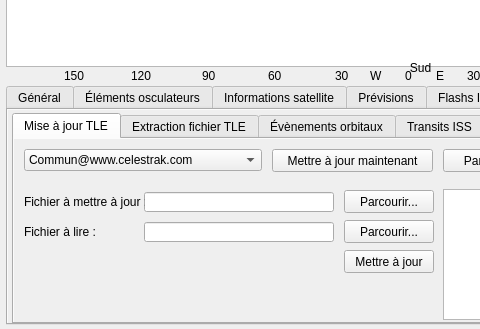
mconsidine/previsat_archive, file previsat.ui: the form before one commit; both pictures show x 0 to 480 and y 361 to 690 of the 1068 by 690 pixel window.
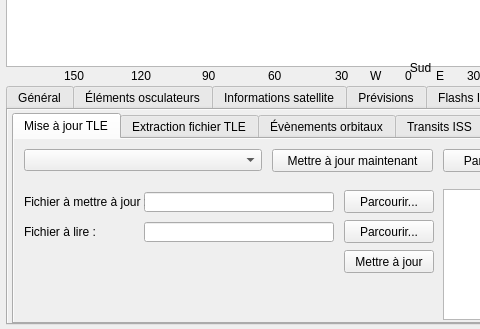
The form after the commit. The open tabs and pages were chosen to show the change. Icons and pictures are not drawn.

Commit message: Ajout des noms des fenetres de telechargement

Diff of the .ui file:
```diff
--- a/previsat.ui
+++ b/previsat.ui
@@ -6849,11 +6849,6 @@
                 <height>22</height>
                </rect>
               </property>
-              <item>
-               <property name="text">
-                <string>Commun@www.celestrak.com</string>
-               </property>
-              </item>
              </widget>
              <widget class="QPushButton" name="gestionnaireMajTLE">
               <property name="geometry">
```
Left out of the diff: 2 changed lines with no effect on the pictures. The commit also changes 3 other files.
